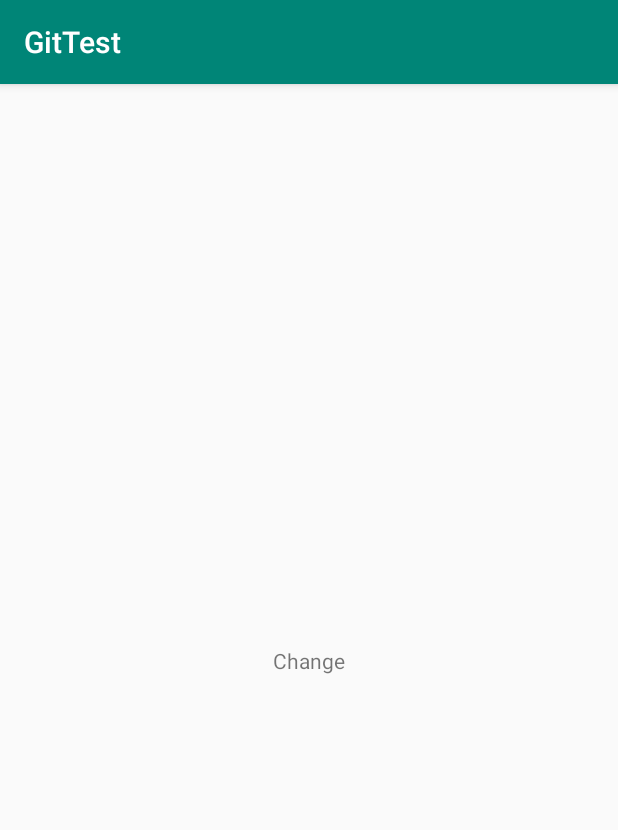
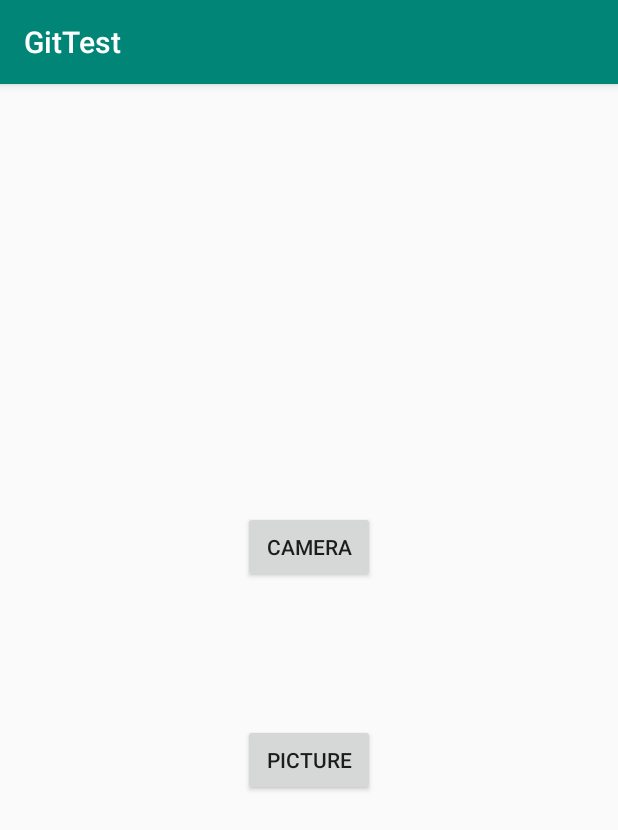
Before and after one commit to scorpioryf/WhatColorCamera, an Android app: the screen it shows after launch (MainActivity), on a phone screen of 412 x 824 dp. Shown: the top 830 px of the screen. Run offline under Robolectric (Android 15) with nearby library versions, the phone set to English and light mode, and no system bars.

Commit message:
change words

```diff
--- a/app/build.gradle
+++ b/app/build.gradle
@@ -22,6 +22,7 @@ dependencies {
     implementation fileTree(dir: 'libs', include: ['*.jar'])
     implementation 'com.android.support:appcompat-v7:27.1.1'
     implementation 'com.android.support.constraint:constraint-layout:1.1.3'
+    implementation 'com.android.support:support-v4:27.1.1'
     testImplementation 'junit:junit:4.12'
     androidTestImplementation 'com.android.support.test:runner:1.0.2'
     androidTestImplementation 'com.android.support.test.espresso:espresso-core:3.0.2'
--- a/app/src/main/java/com/testdemo/holyg/gittest/MainActivity.java
+++ b/app/src/main/java/com/testdemo/holyg/gittest/MainActivity.java
@@ -3,7 +3,7 @@ package com.testdemo.holyg.gittest;
 import android.support.v7.app.AppCompatActivity;
 import android.os.Bundle;
 
-public class MainActivity extends AppCompatActivity {
+public class MainActivity extends AppCompatActivity  {
 
     @Override
     protected void onCreate(Bundle savedInstanceState) {
--- a/app/src/main/res/layout/activity_main.xml
+++ b/app/src/main/res/layout/activity_main.xml
@@ -6,13 +6,34 @@
     android:layout_height="match_parent"
     tools:context=".MainActivity">
 
-    <TextView
+
+    <Button
+        android:id="@+id/cameraBtn"
         android:layout_width="wrap_content"
         android:layout_height="wrap_content"
-        android:text="Change"
+        android:layout_marginStart="8dp"
+        android:layout_marginTop="8dp"
+        android:layout_marginEnd="8dp"
+        android:layout_marginBottom="8dp"
+        android:text="Camera"
         app:layout_constraintBottom_toBottomOf="parent"
-        app:layout_constraintLeft_toLeftOf="parent"
-        app:layout_constraintRight_toRightOf="parent"
-        app:layout_constraintTop_toTopOf="parent" />
+        app:layout_constraintEnd_toEndOf="parent"
+        app:layout_constraintStart_toStartOf="parent"
+        app:layout_constraintTop_toTopOf="parent"
+        app:layout_constraintVertical_bias="0.393" />
 
+    <Button
+        android:id="@+id/picBtn"
+        android:layout_width="wrap_content"
+        android:layout_height="wrap_content"
+        android:layout_marginStart="8dp"
+        android:layout_marginTop="8dp"
+        android:layout_marginEnd="8dp"
+        android:layout_marginBottom="8dp"
+        android:text="Picture"
+        app:layout_constraintBottom_toBottomOf="parent"
+        app:layout_constraintEnd_toEndOf="parent"
+        app:layout_constraintStart_toStartOf="parent"
+        app:layout_constraintTop_toTopOf="parent"
+        app:layout_constraintVertical_bias="0.595" />
 </android.support.constraint.ConstraintLayout>
--- a/app/src/main/res/values/colors.xml
+++ b/app/src/main/res/values/colors.xml
@@ -3,4 +3,6 @@
     <color name="colorPrimary">#008577</color>
     <color name="colorPrimaryDark">#00574B</color>
     <color name="colorAccent">#D81B60</color>
+
+    <color name="black_overlay">#66000000</color>
 </resources>
--- a/app/src/main/res/values/strings.xml
+++ b/app/src/main/res/values/strings.xml
@@ -1,3 +1,7 @@
 <resources>
     <string name="app_name">GitTest</string>
+
+    <string name="title_activity_camera">Camera</string>
+    <string name="dummy_button">Dummy Button</string>
+    <string name="dummy_content">DUMMY\nCONTENT</string>
 </resources>
--- a/app/src/main/res/values/styles.xml
+++ b/app/src/main/res/values/styles.xml
@@ -8,4 +8,16 @@
         <item name="colorAccent">@color/colorAccent</item>
     </style>
 
+    <style name="FullscreenTheme" parent="AppTheme">
+        <item name="android:actionBarStyle">@style/FullscreenActionBarStyle</item>
+        <item name="android:windowActionBarOverlay">true</item>
+        <item name="android:windowBackground">@null</item>
+        <item name="metaButtonBarStyle">?android:attr/buttonBarStyle</item>
+        <item name="metaButtonBarButtonStyle">?android:attr/buttonBarButtonStyle</item>
+    </style>
+
+    <style name="FullscreenActionBarStyle" parent="Widget.AppCompat.ActionBar">
+        <item name="android:background">@color/black_overlay</item>
+    </style>
+
 </resources>
```
Also changed, not shown: app/src/main/AndroidManifest.xml (+11 -0 lines), app/src/main/java/com/testdemo/holyg/gittest/Camera.java (added, +163 -0 lines), app/src/main/res/layout/activity_camera.xml (added, +51 -0 lines), app/src/main/res/values/attrs.xml (added, +12 -0 lines).
